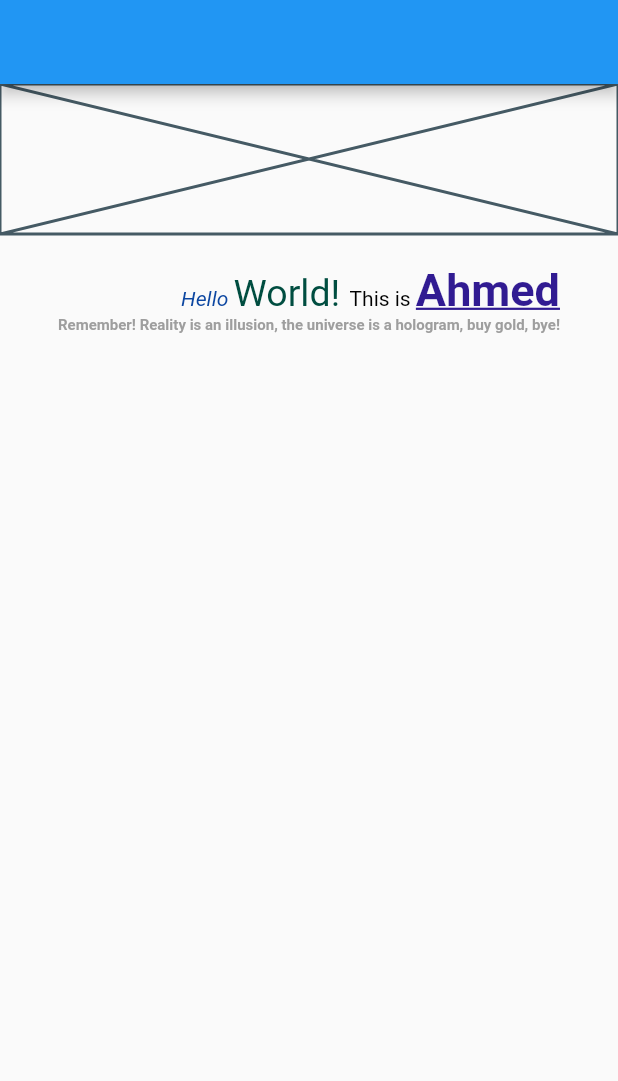
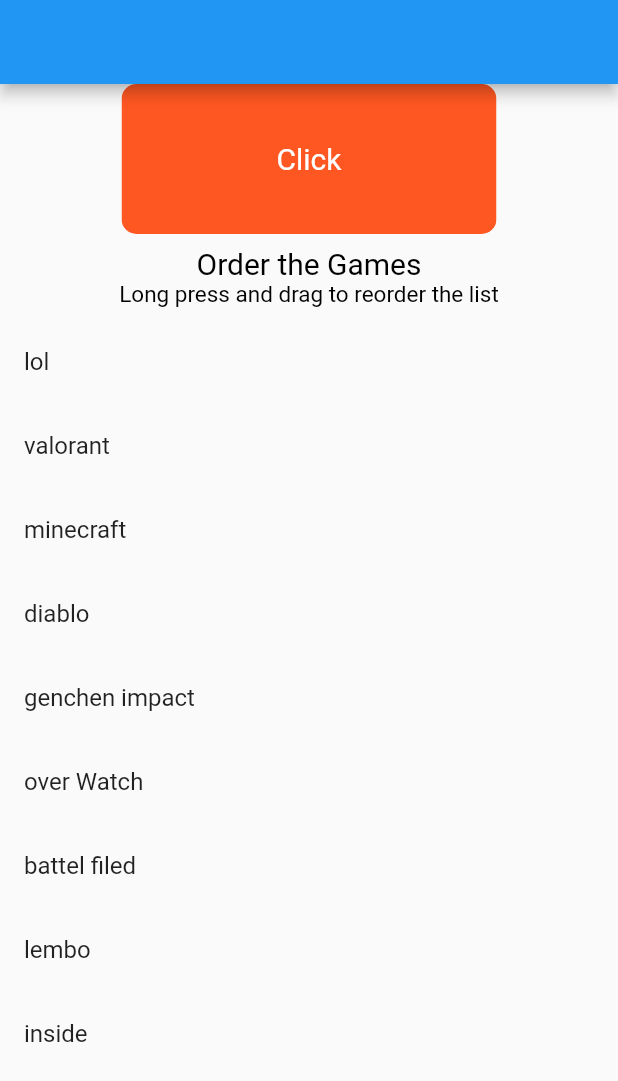
Before and after one commit to AhmedHassanHamid/100DaysOfCode, a Flutter app: the screen it shows after launch, on a phone screen of 412 x 824 dp. Shown: the top 1081 px of the screen. Run offline on Flutter 3.47's test engine with Material 2 defaults, Android fonts, the phone set to English and light mode, and no system bars; our stand-ins replace convert.

Commit message:
day 22
• ReorderableListView
• AnimatedSwitcher

```diff
--- /dev/null
+++ b/lib/day22.dart
@@ -0,0 +1,123 @@
+import 'package:flutter/material.dart';
+
+class Day22 extends StatefulWidget {
+  const Day22({super.key});
+
+  @override
+  State<Day22> createState() => _Day22State();
+}
+
+class _Day22State extends State<Day22> {
+  final family = [
+    'lol',
+    'valorant',
+    'minecraft',
+    'diablo',
+    'genchen impact',
+    'over Watch',
+    'battel filed',
+    'lembo',
+    'inside',
+  ];
+  var _viewItem;
+
+  var _widthItem = ClipRRect(
+    child: Container(
+      color: Colors.deepOrange,
+      width: 250,
+      height: 100,
+      child: Center(
+        child:
+            Text("Click", style: TextStyle(fontSize: 20, color: Colors.white)),
+      ),
+    ),
+    borderRadius: BorderRadius.circular(10.0),
+  );
+
+  var _heightItem = ClipRRect(
+    child: Container(
+      color: Colors.deepPurple,
+      width: 100,
+      height: 250,
+      child: Center(
+        child:
+            Text("Click", style: TextStyle(fontSize: 20, color: Colors.white)),
+      ),
+    ),
+    borderRadius: BorderRadius.circular(10.0),
+  );
+  @override
+  void initState() {
+    super.initState();
+    _viewItem = _widthItem;
+  }
+
+  @override
+  Widget build(BuildContext context) {
+    return Scaffold(
+      appBar: AppBar(),
+      body: SingleChildScrollView(
+        child: Column(
+          children: [
+            GestureDetector(
+              onTap: () {
+                setState(() {
+                  _viewItem =
+                      _viewItem == _widthItem ? _heightItem : _widthItem;
+                });
+              },
+              child: Center(
+                child: AnimatedSwitcher(
+                  duration: const Duration(milliseconds: 500),
+                  transitionBuilder: (child, animation) => RotationTransition(
+                    turns: Tween(begin: 0.0, end: 3.0).animate(animation),
+                    child: child,
+                  ),
+                  child: Container(
+                    key: ValueKey<ClipRRect>(_viewItem),
+                    child: _viewItem,
+                  ),
+                ),
+              ),
+            ),
+            Container(
+              height: 600,
+              child: ReorderableListView(
+                header: Padding(
+                  padding: const EdgeInsets.all(8.0),
+                  child: RichText(
+                    textAlign: TextAlign.center,
+                    text: TextSpan(
+                      children: [
+                        TextSpan(
+                          text: "Order the Games",
+                          style: TextStyle(fontSize: 20, color: Colors.black),
+                        ),
+                        TextSpan(
+                          text: "\nLong press and drag to reorder the list",
+                          style: TextStyle(fontSize: 15, color: Colors.black),
+                        ),
+                      ],
+                    ),
+                  ),
+                ),
+                children: <Widget>[
+                  for (String data in family)
+                    ListTile(
+                      key: ValueKey(data),
+                      title: Text(data),
+                    )
+                ],
+                onReorder: (int oldIndex, int newIndex) {
+                  setState(() {
+                    family.insert(newIndex, family.removeAt(oldIndex));
+                  });
+                },
+              ),
+            ),
+          ],
+        ),
+      ),
+    );
+  }
+}
--- a/lib/main.dart
+++ b/lib/main.dart
@@ -20,6 +20,7 @@ import 'package:i100daysofcodei/day18.dart';
 import 'package:i100daysofcodei/day19.dart';
 import 'package:i100daysofcodei/day20.dart';
 import 'package:i100daysofcodei/day21.dart';
+import 'package:i100daysofcodei/day22.dart';
 
 void main() {
   runApp(const MyApp());
@@ -37,7 +38,7 @@ class MyApp extends StatelessWidget {
       theme: ThemeData(
         primarySwatch: Colors.blue,
       ),
-      home: Day21(),
+      home: Day22(),
     );
   }
 }
```
